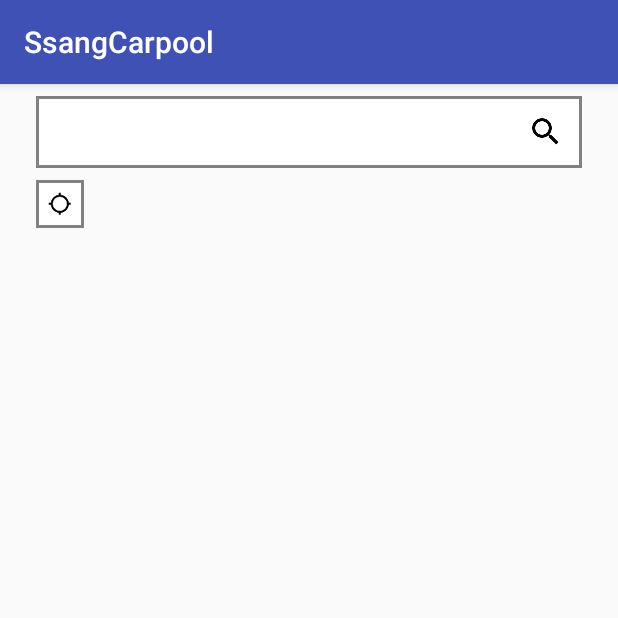
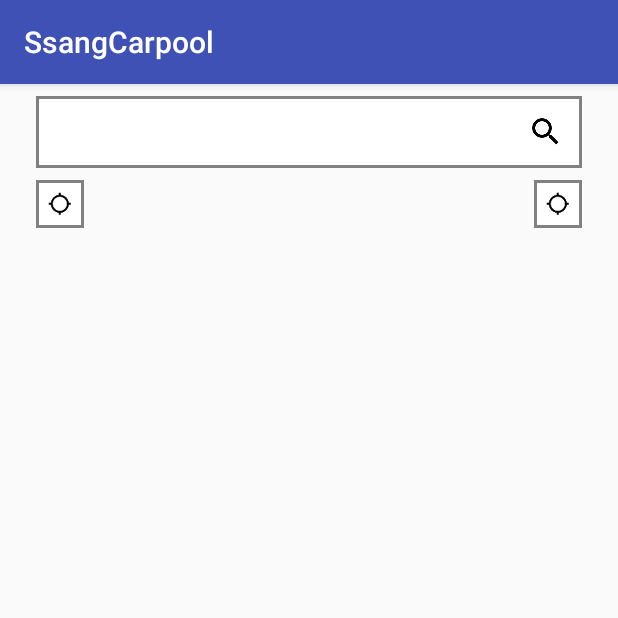
Before and after one commit to Shinseungsou/ssangcarpool, an Android app: the MainMapActivity screen opened directly, with no data from a screen before it, on a phone screen of 412 x 824 dp, the top half of it. Run offline under Robolectric (Android 15) with nearby library versions, the phone set to English and light mode, and no system bars; our stand-ins replace Timber; libraries missing offline, so code that uses them is left out: com.skp; 12 statements that could not run were skipped.

```diff
--- a/app/src/main/AndroidManifest.xml
+++ b/app/src/main/AndroidManifest.xml
@@ -28,6 +28,7 @@
         </activity>
         <activity android:name=".activity.SignUpActivity">
         </activity>
+        <activity android:name=".activity.NavigationActivity"/>
 
         <activity android:name=".activity2.RiderActivity"/>
         <activity android:name=".activity2.MainActivity"/>
--- a/app/src/main/java/com/jfsiot/mju/ssangcarpool/activity/MainMapActivity.java
+++ b/app/src/main/java/com/jfsiot/mju/ssangcarpool/activity/MainMapActivity.java
@@ -2,6 +2,7 @@ package com.jfsiot.mju.ssangcarpool.activity;
 
 
 import android.content.Intent;
+import android.location.Location;
 import android.os.Bundle;
 import android.support.v4.app.ActivityCompat;
 import android.support.v7.app.AppCompatActivity;
@@ -19,6 +20,7 @@ import com.jfsiot.mju.ssangcarpool.activity2.ProfileActivity;
 import com.jfsiot.mju.ssangcarpool.adapter.OnItemClickListener;
 import com.jfsiot.mju.ssangcarpool.adapter.SearchAdapter;
 import com.jfsiot.mju.ssangcarpool.model.map.MapPOIData;
+import com.jfsiot.mju.ssangcarpool.model.map.MapRoute;
 import com.skp.Tmap.TMapData;
 import com.skp.Tmap.TMapGpsManager;
 import com.skp.Tmap.TMapPOIItem;
@@ -31,19 +33,27 @@ import java.util.List;
 
 import timber.log.Timber;
 
-public class MainMapActivity extends AppCompatActivity implements ActivityCompat.OnRequestPermissionsResultCallback, OnItemClickListener, View.OnClickListener {
+public class MainMapActivity extends AppCompatActivity implements ActivityCompat.OnRequestPermissionsResultCallback, OnItemClickListener, View.OnClickListener, TMapGpsManager.onLocationChangedCallback {
 
     private ImageView tabMsg;
     private ImageView tabProfile;
     private ImageView tabEvaluation;
     private ImageView tabOther;
-    private List<MapPOIData> items;
+
+    private ImageView gpsButton;
+    private ImageView navigationButton;
+
+    private ImageView searchButton;
     private EditText searchView;
-    private ImageView searchButton;
-    private SearchAdapter adapter;
     private ListView searchResult;
+
     private TMapView tmap;
     private TMapGpsManager tMapGpsManager;
+
+    private boolean gpsOpened;
+    private List<MapPOIData> items;
+
+    private SearchAdapter adapter;
 
     @Override
     protected void onCreate(Bundle savedInstanceState) {
@@ -69,6 +79,10 @@ public class MainMapActivity extends AppCompatActivity implements ActivityCompat
         items = new ArrayList<>();
         this.searchView = (EditText) findViewById(R.id.search_query);
 
+        this.gpsButton = ((ImageView) findViewById(R.id.gps_location_button));
+        this.navigationButton = ((ImageView) findViewById(R.id.navigation_button));
+        gpsOpened = false;
+
         tabMsg = ((ImageView) findViewById(R.id.tab_msg));
         tabEvaluation = ((ImageView) findViewById(R.id.tab_eval));
         tabProfile = ((ImageView) findViewById(R.id.tab_profile));
@@ -85,6 +99,9 @@ public class MainMapActivity extends AppCompatActivity implements ActivityCompat
         tabProfile.setOnClickListener(this);
         tabOther.setOnClickListener(this);
 
+        gpsButton.setOnClickListener(this);
+        navigationButton.setOnClickListener(this);
+
         this.searchButton = ((ImageView) findViewById(R.id.search_button));
         this.searchButton.setOnClickListener(new View.OnClickListener() {
             @Override
@@ -95,7 +112,7 @@ public class MainMapActivity extends AppCompatActivity implements ActivityCompat
                     public void onFindTitlePOI(ArrayList<TMapPOIItem> arrayList) {
                         ((InputMethodManager) MainMapActivity.this.getSystemService(INPUT_METHOD_SERVICE)).hideSoftInputFromWindow(MainMapActivity.this.getCurrentFocus().getWindowToken(), InputMethodManager.HIDE_NOT_ALWAYS);
                         MainMapActivity.this.items.clear();
-                        for (TMapPOIItem item : arrayList){
+                        for (TMapPOIItem item : arrayList) {
                             MainMapActivity.this.items.add(new MapPOIData(item));
                             Timber.d("%s", new MapPOIData(item).toString());
                         }
@@ -103,7 +120,8 @@ public class MainMapActivity extends AppCompatActivity implements ActivityCompat
                             @Override
                             public void run() {
                                 MainMapActivity.this.adapter.notifyDataSetChanged();
-                                if (MainMapActivity.this.searchResult.getVisibility() == View.GONE) MainMapActivity.this.searchResult.setVisibility(View.VISIBLE);
+                                if (MainMapActivity.this.searchResult.getVisibility() == View.GONE)
+                                    MainMapActivity.this.searchResult.setVisibility(View.VISIBLE);
                             }
                         });
                     }
@@ -111,6 +129,12 @@ public class MainMapActivity extends AppCompatActivity implements ActivityCompat
             }
         });
         this.searchResult.setAdapter(this.adapter = new SearchAdapter(this, R.layout.viewholder_search_result, items, this));
+
+        if(MapRoute.getInstance().getRoute() != null){
+            this.tmap.addTMapPolyLine("route", MapRoute.getInstance().getRoute());
+            Timber.d("find route");
+            this.tmap.setTMapPoint(MapRoute.getInstance().getPointOrigination().getLatitude(), MapRoute.getInstance().getPointOrigination().getLongitude());
+        }
     }
 
     @Override
@@ -155,6 +179,17 @@ public class MainMapActivity extends AppCompatActivity implements ActivityCompat
             changeToActivity(MessageActivity.class);
         }else if(v.getId() == this.tabOther.getId()){
             changeToActivity(MessageActivity.class);
+        }else if(v.getId() == this.gpsButton.getId()){
+            gpsOpened = !gpsOpened;
+            if(gpsOpened){
+                tMapGpsManager.OpenGps();
+                gpsButton.setBackgroundColor(getResources().getColor(R.color.colorPrimaryDark));
+            }else{
+                tMapGpsManager.CloseGps();
+                gpsButton.setBackgroundColor(getResources().getColor(R.color.colorAccent));
+            }
+        }else if(v.getId() == this.navigationButton.getId()){
+            changeToActivity(NavigationActivity.class);
         }
     }
 
@@ -162,4 +197,12 @@ public class MainMapActivity extends AppCompatActivity implements ActivityCompat
         Intent intent = new Intent(this, activity);
         startActivity(intent);
     }
+
+    @Override
+    public void onLocationChange(Location location) {
+        if(gpsOpened){
+            TMapPoint point = tMapGpsManager.getLocation();
+            tmap.setCenterPoint(point.getLongitude(), point.getLatitude());
+        }
+    }
 }
--- a/app/src/main/res/layout/activity_main_map.xml
+++ b/app/src/main/res/layout/activity_main_map.xml
@@ -43,6 +43,16 @@
         android:src="@drawable/ic_gps_not_fixed_black_24dp"
         android:background="@drawable/view_border"
         android:padding="8dp"/>
+    <ImageView
+        android:id="@+id/navigation_button"
+        android:layout_width="32dp"
+        android:layout_height="32dp"
+        android:layout_alignRight="@+id/searchview_container"
+        android:layout_below="@+id/searchview_container"
+        android:layout_marginTop="8dp"
+        android:src="@drawable/ic_gps_not_fixed_black_24dp"
+        android:background="@drawable/view_border"
+        android:padding="8dp"/>
     <ListView
         android:id="@+id/search_result"
         android:layout_width="match_parent"
```
Also changed, not shown: app/src/main/java/com/jfsiot/mju/ssangcarpool/activity/NavigationActivity.java (added, +148 -0 lines), app/src/main/java/com/jfsiot/mju/ssangcarpool/model/map/MapRoute.java (added, +45 -0 lines), app/src/main/res/layout/activity_navigate.xml (+18 -5 lines), app/src/main/res/layout/view_search.xml (+8 -3 lines).
